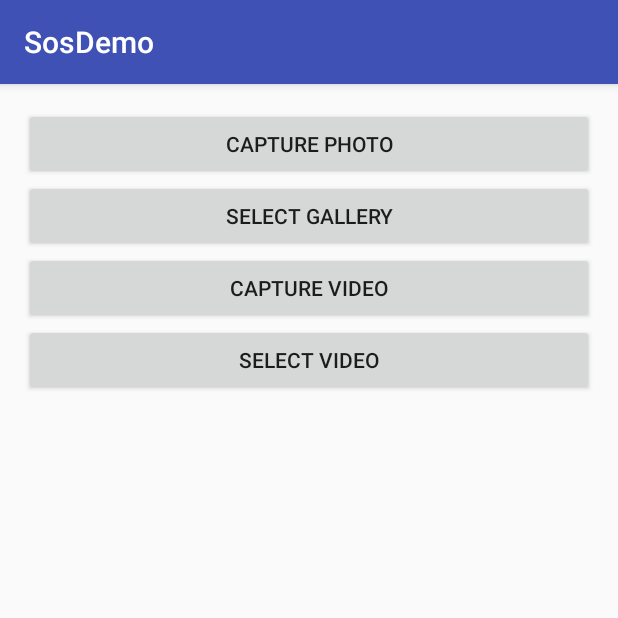
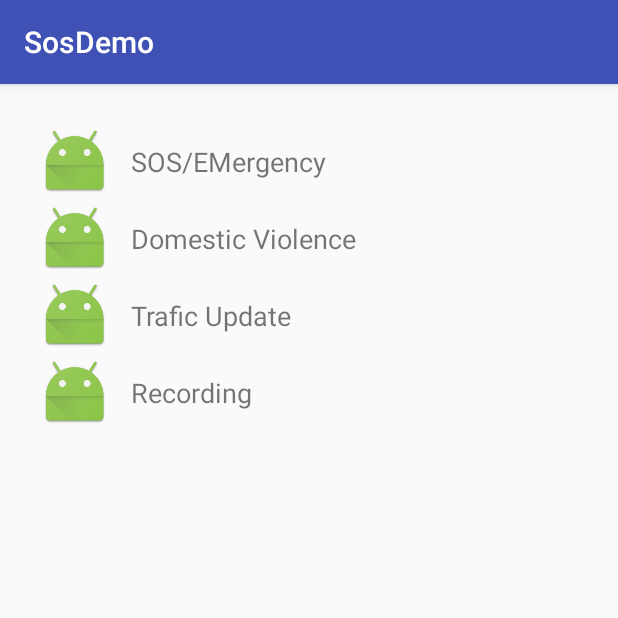
Before and after one commit to Ankit77/SosDemo, an Android app: the screen it shows after launch (MainActivity), on a phone screen of 412 x 824 dp, the top half of it. Run offline under Robolectric (Android 15) with nearby library versions, the phone set to English and light mode, and no system bars; our stand-ins replace sdp/ssp sizes; libraries missing offline, so code that uses them is left out: android.support.v13; 6 statements that could not run were skipped.

```diff
--- a/app/build.gradle
+++ b/app/build.gradle
@@ -59,4 +59,7 @@ dependencies {
     testCompile 'junit:junit:4.12'
     compile 'com.android.support:support-v4:25.1.0'
     compile 'com.android.support:support-v13:25.1.0'
+    compile 'com.android.support:recyclerview-v7:25.1.0'
+    compile 'com.android.support:cardview-v7:25.1.0'
+    compile 'com.intuit.sdp:sdp-android:1.0.3'
 }
--- /dev/null
+++ b/app/src/main/java/app/sosdemo/adapter/DashboardAdapter.java
@@ -0,0 +1,90 @@
+package app.sosdemo.adapter;
+
+import android.content.Context;
+import android.os.SystemClock;
+import android.support.v7.widget.RecyclerView;
+import android.view.LayoutInflater;
+import android.view.View;
+import android.view.ViewGroup;
+import android.widget.ImageView;
+import android.widget.TextView;
+
+import java.util.List;
+
+import app.sosdemo.R;
+import app.sosdemo.model.ActionModel;
+
+/**
+ * Created by indianic on 30/01/17.
+ */
+
+public class DashboardAdapter extends RecyclerView.Adapter<DashboardAdapter.RecyclerViewHolders> {
+
+    private List<ActionModel> mList;
+    private Context context;
+    private long mLastClickTime = 0;
+    private onActionListner onactionListner;
+    private boolean isPairedevice;
+
+    public void setOnactionListner(onActionListner onactionListner) {
+        this.onactionListner = onactionListner;
+    }
+
+    public DashboardAdapter(Context context, List<ActionModel> list, boolean isPairedDevice) {
+        this.context = context;
+        this.mList = list;
+        this.isPairedevice = isPairedDevice;
+
+    }
+
+
+    @Override
+    public DashboardAdapter.RecyclerViewHolders onCreateViewHolder(ViewGroup parent, int viewType) {
+        View layoutView;
+        layoutView = LayoutInflater.from(parent.getContext()).inflate(R.layout.row_dashboard_adapter, parent, false);
+        return new RecyclerViewHolders(layoutView);
+    }
+
+    @Override
+    public void onBindViewHolder(DashboardAdapter.RecyclerViewHolders holder, final int position) {
+
+        holder.tvCaption.setText(mList.get(position).getCaption());
+        holder.tvCaption.setOnClickListener(new View.OnClickListener() {
+            @Override
+            public void onClick(View view) {
+
+                if (SystemClock.elapsedRealtime() - mLastClickTime < 1000) {
+                    return;
+                }
+                mLastClickTime = SystemClock.elapsedRealtime();
+                if (onactionListner != null) {
+                    onactionListner.onClick(mList.get(position).getAction());
+                }
+
+            }
+        });
+    }
+
+    @Override
+    public int getItemCount() {
+        return mList.size();
+    }
+
+    class RecyclerViewHolders extends RecyclerView.ViewHolder {
+
+        ImageView ivImage;
+        TextView tvCaption;
+
+        RecyclerViewHolders(View itemView) {
+            super(itemView);
+            ivImage = (ImageView) itemView.findViewById(R.id.row_dashboard_iv_image);
+            tvCaption = (TextView) itemView.findViewById(R.id.row_dashboard_tv_name);
+
+        }
+    }
+
+    public interface onActionListner {
+        public void onClick(String action);
+
+    }
+}
--- a/app/src/main/java/app/sosdemo/fragment/MediaFragment.java
+++ b/app/src/main/java/app/sosdemo/fragment/MediaFragment.java
@@ -3,7 +3,9 @@ package app.sosdemo.fragment;
 import android.Manifest;
 import android.app.Activity;
 import android.app.Fragment;
+import android.app.ProgressDialog;
 import android.content.ComponentName;
+import android.content.DialogInterface;
 import android.content.Intent;
 import android.content.ServiceConnection;
 import android.content.pm.PackageManager;
@@ -15,12 +17,14 @@ import android.support.annotation.NonNull;
 import android.support.annotation.Nullable;
 import android.support.v13.app.FragmentCompat;
 import android.support.v4.content.ContextCompat;
+import android.support.v7.app.AlertDialog;
+import android.support.v7.widget.LinearLayoutManager;
+import android.support.v7.widget.RecyclerView;
 import android.text.TextUtils;
 import android.util.Log;
 import android.view.LayoutInflater;
 import android.view.View;
 import android.view.ViewGroup;
-import android.widget.Button;
 import android.widget.Toast;
 
 import com.lkland.util.FileUtils;
@@ -40,8 +44,11 @@ import com.lkland.videocompressor.video.IVideo;
 
 import java.io.File;
 import java.io.IOException;
+import java.util.ArrayList;
 
 import app.sosdemo.R;
+import app.sosdemo.adapter.DashboardAdapter;
+import app.sosdemo.model.ActionModel;
 import app.sosdemo.util.Constant;
 import app.sosdemo.util.GetFilePath;
 import app.sosdemo.util.Utils;
@@ -50,12 +57,8 @@ import app.sosdemo.util.Utils;
  * Created by indianic on 28/01/17.
  */
 
-public class MediaFragment extends Fragment implements View.OnClickListener, IQueueList {
+public class MediaFragment extends Fragment implements View.OnClickListener, IQueueList, DashboardAdapter.onActionListner {
     private View view;
-    private Button btnCapturePhoto;
-    private Button btnSelectPhoto;
-    private Button btnCaptureVideo;
-    private Button btnSelectVideo;
     //files
     private final String WRITE_PERMISSION = Manifest.permission.WRITE_EXTERNAL_STORAGE;
     public static final int REQUEST_WRITE_ACCESS = 1000;
@@ -65,14 +68,14 @@ public class MediaFragment extends Fragment implements View.OnClickListener, IQu
     private final int REQUEST_PICK_IMAGE = 333;
     private final int REQUEST_PICK_VIDEO = 444;
     private final int REQUEST_PICK_FILE = 555;
-    private final int REQUEST_CATEGORY_CODE = 666;
-    private final int REQUEST_TAG_CODE = 777;
 
     protected String filePath = null;
     protected String cameraFilePath;
     private QueuedFFmpegCompressor mCompressor;
-
-
+    private RecyclerView rvActionList;
+    private DashboardAdapter dashboardAdapter;
+    private ArrayList<ActionModel> actionList;
+    private ProgressDialog progressDialog;
     ServiceConnection conn = new ServiceConnection() {
 
         @Override
@@ -100,7 +103,7 @@ public class MediaFragment extends Fragment implements View.OnClickListener, IQu
     @Nullable
     @Override
     public View onCreateView(LayoutInflater inflater, ViewGroup container, Bundle savedInstanceState) {
-        view = inflater.inflate(R.layout.fragment_media, null);
+        view = inflater.inflate(R.layout.fragment_dashboard, null);
         init();
         return view;
 
@@ -131,6 +134,9 @@ public class MediaFragment extends Fragment implements View.OnClickListener, IQu
         this.getActivity().runOnUiThread(new Runnable() {
             @Override
             public void run() {
+                if (progressDialog != null && progressDialog.isShowing()) {
+                    progressDialog.dismiss();
+                }
                 Log.d("FINISH", "FINISH");
             }
         });
@@ -166,11 +172,28 @@ public class MediaFragment extends Fragment implements View.OnClickListener, IQu
 
 
     private void init() {
-        btnCapturePhoto = (Button) view.findViewById(R.id.btn_capturePhoto);
-        btnSelectPhoto = (Button) view.findViewById(R.id.btn_selectphoto);
-        btnCaptureVideo = (Button) view.findViewById(R.id.btn_capturevideo);
-        btnSelectVideo = (Button) view.findViewById(R.id.btn_selectvideo);
-        btnCapturePhoto.setOnClickListener(this);
+        rvActionList = (RecyclerView) view.findViewById(R.id.fragment_dashboard_rv_actionlist);
+        if (isWritePermission()) {
+            loadDashboardAdapter();
+        }
+    }
+
+
+    private void loadDashboardAdapter() {
+        loadActiondata();
+        dashboardAdapter = new DashboardAdapter(getActivity(), actionList, false);
+        dashboardAdapter.setOnactionListner(this);
+        RecyclerView.LayoutManager mLayoutManager = new LinearLayoutManager(getActivity());
+        rvActionList.setLayoutManager(mLayoutManager);
+        rvActionList.setAdapter(dashboardAdapter);
+    }
+
+    private void loadActiondata() {
+        actionList = new ArrayList<>();
+        actionList.add(new ActionModel("SOS/EMergency", "VIDEO"));
+        actionList.add(new ActionModel("Domestic Violence", "VIDEO"));
+        actionList.add(new ActionModel("Trafic Update", "IMAGE"));
+        actionList.add(new ActionModel("Recording", "AUDIO"));
     }
 
     private void chooseImageFileFromStorage() {
@@ -237,14 +260,14 @@ public class MediaFragment extends Fragment implements View.OnClickListener, IQu
                     }
                 } else if (requestCode == REQUEST_CAPTURE_VIDEO) {
                     try {
-                        if (!TextUtils.isEmpty(cameraFilePath)) {
+
+                        if (!TextUtils.isEmpty(filePath)) {
+                            progressDialog = Utils.displayProgressDialog(getActivity());
                             final Uri uri = Uri.fromFile(new File(cameraFilePath));
                             filePath = GetFilePath.getPath(getActivity(), uri);
                             String outPath = FileUtils.createFolderInExternalStorageDirectory("VideoCompressor");
-                            String outName = "test";
-                            String outSize = "4";
-                            if (!TextUtils.isEmpty(filePath)) {
-
+                            String outName = "video_" + System.currentTimeMillis();
+                            String outSize = Constant.VIDEO_SIZE;
                             ValidationFactory validationFactory = new ValidationFactory();
                             int ret = validationFactory.getValidator(filePath, outPath, outName, outSize).validate();
                             if (ret != AbstractCompressionOptionsValidator.PASS) {
@@ -259,7 +282,7 @@ public class MediaFragment extends Fragment implements View.OnClickListener, IQu
                             intent.putExtra(CompressionService.TAG_DATA_OUTPUT_FILE_NAME, outName);
                             intent.putExtra(CompressionService.TAG_DATA_OUTPUT_FILE_SIZE, outSize);
                             MediaFragment.this.getActivity().startService(intent);
-                            }
+
                         }
                     } catch (Exception e) {
                         e.printStackTrace();
@@ -279,6 +302,26 @@ public class MediaFragment extends Fragment implements View.OnClickListener, IQu
                         }
                     } else if (requestCode == REQUEST_PICK_VIDEO) {
                         if (!TextUtils.isEmpty(filePath)) {
+                            progressDialog = Utils.displayProgressDialog(getActivity());
+                            final Uri uri = Uri.fromFile(new File(filePath));
+                            filePath = GetFilePath.getPath(getActivity(), uri);
+                            String outPath = FileUtils.createFolderInExternalStorageDirectory("VideoCompressor");
+                            String outName = "video_" + System.currentTimeMillis();
+                            String outSize = Constant.VIDEO_SIZE;
+                            ValidationFactory validationFactory = new ValidationFactory();
+                            int ret = validationFactory.getValidator(filePath, outPath, outName, outSize).validate();
+                            if (ret != AbstractCompressionOptionsValidator.PASS) {
+                                //tvErrorMsg.setText(validationFactory.getErrorMsgPresenter().present(ret));
+                                return;
+                            }
+
+                            Intent intent = new Intent(MediaFragment.this.getActivity(), CompressionService.class);
+                            intent.putExtra(CompressionService.TAG_ACTION, CompressionService.FLAG_ACTION_ADD_VIDEO);
+                            intent.putExtra(CompressionService.TAG_DATA_INPUT_FILE_PATH, filePath);
+                            intent.putExtra(CompressionService.TAG_DATA_OUTPUT_FILE_PATH, outPath);
+                            intent.putExtra(CompressionService.TAG_DATA_OUTPUT_FILE_NAME, outName);
+                            intent.putExtra(CompressionService.TAG_DATA_OUTPUT_FILE_SIZE, outSize);
+                            MediaFragment.this.getActivity().startService(intent);
                         }
                     }
                 }
@@ -376,7 +419,7 @@ public class MediaFragment extends Fragment implements View.OnClickListener, IQu
             if (grantResults.length == 1 && grantResults[0] == PackageManager.PERMISSION_GRANTED) {
                 // write permission has been granted
                 Log.i("Permission", "permission has now been granted. Showing preview.");
-                captureImage();
+                loadDashboardAdapter();
             } else {
                 Log.i("Permission", "permission was NOT granted.");
                 Toast.makeText(getActivity(), "msg_write_permission_needed", Toast.LENGTH_LONG).show();
@@ -390,12 +433,64 @@ public class MediaFragment extends Fragment implements View.OnClickListener, IQu
 
     @Override
     public void onClick(View view) {
-        if (view == btnCapturePhoto) {
-            if (isWritePermission()) {
-                captureVideo();
+
     }
+
+
+    @Override
+    public void onClick(String action) {
+        if (action.equalsIgnoreCase(Constant.TYPE_VIDEO)) {
+            selectVideoOption();
+        } else if (action.equalsIgnoreCase(Constant.TYPE_AUDIO)) {
+            selectImageOption();
+        } else {
+
         }
     }
 
 
+    private void selectImageOption() {
+
+        final CharSequence[] options = {"Take Photo", "Choose from Gallery", "Cancel"};
+
+        AlertDialog.Builder builder = new AlertDialog.Builder(getActivity());
+        builder.setTitle("Add Photo!");
+        builder.setItems(options, new DialogInterface.OnClickListener() {
+            @Override
+            public void onClick(DialogInterface dialog, int item) {
+                if (item == 0) {
+                    captureImage();
+                } else if (item == 1) {
+                    chooseImageFileFromStorage();
+
+                } else if (options[item].equals("Cancel")) {
+                    dialog.dismiss();
                 }
+            }
+        });
+        builder.show();
+    }
+
+
+    private void selectVideoOption() {
+
+        final CharSequence[] options = {"Take Video", "Choose from Gallery", "Cancel"};
+
+        AlertDialog.Builder builder = new AlertDialog.Builder(getActivity());
+        builder.setTitle("Add Photo!");
+        builder.setItems(options, new DialogInterface.OnClickListener() {
+            @Override
+            public void onClick(DialogInterface dialog, int item) {
+                if (item == 0) {
+                    captureVideo();
+                } else if (item == 1) {
+                    chooseVideoFileFromStorage();
+
+                } else if (options[item].equals("Cancel")) {
+                    dialog.dismiss();
+                }
+            }
+        });
+        builder.show();
+    }
+}
--- /dev/null
+++ b/app/src/main/java/app/sosdemo/model/ActionModel.java
@@ -0,0 +1,31 @@
+package app.sosdemo.model;
+
+/**
+ * Created by indianic on 30/01/17.
+ */
+
+public class ActionModel {
+    private String Caption;
+    private String Action;
+
+    public ActionModel(String caption, String action) {
+        Caption = caption;
+        Action = action;
+    }
+
+    public String getCaption() {
+        return Caption;
+    }
+
+    public void setCaption(String caption) {
+        Caption = caption;
+    }
+
+    public String getAction() {
+        return Action;
+    }
+
+    public void setAction(String action) {
+        Action = action;
+    }
+}
--- a/app/src/main/java/app/sosdemo/util/Constant.java
+++ b/app/src/main/java/app/sosdemo/util/Constant.java
@@ -7,4 +7,8 @@ package app.sosdemo.util;
 public class Constant {
     public static final String IMAGE_EXTENSION = ".jpg";
     public static final String VIDEO_EXTENSION = ".mp4";
+    public static final String TYPE_VIDEO = "VIDEO";
+    public static final String TYPE_IMAGE = "IMAGE";
+    public static final String TYPE_AUDIO = "AUDIO";
+    public static final String VIDEO_SIZE = "4";
 }
--- /dev/null
+++ b/app/src/main/res/layout/fragment_dashboard.xml
@@ -0,0 +1,36 @@
+<?xml version="1.0" encoding="utf-8"?>
+<LinearLayout xmlns:android="http://schemas.android.com/apk/res/android"
+    android:layout_width="match_parent"
+    android:layout_height="match_parent"
+    android:orientation="vertical">
+
+    <android.support.v7.widget.RecyclerView
+        android:id="@+id/fragment_dashboard_rv_actionlist"
+        android:layout_width="match_parent"
+        android:layout_height="wrap_content"
+        android:layout_margin="10dp" />
+
+    <!--<Button-->
+    <!--android:id="@+id/btn_capturePhoto"-->
+    <!--android:layout_width="match_parent"-->
+    <!--android:layout_height="wrap_content"-->
+    <!--android:text="Capture Photo" />-->
+
+    <!--<Button-->
+    <!--android:id="@+id/btn_selectphoto"-->
+    <!--android:layout_width="match_parent"-->
+    <!--android:layout_height="wrap_content"-->
+    <!--android:text="Select Gallery" />-->
+
+    <!--<Button-->
+    <!--android:id="@+id/btn_capturevideo"-->
+    <!--android:layout_width="match_parent"-->
+    <!--android:layout_height="wrap_content"-->
+    <!--android:text="Capture Video" />-->
+
+    <!--<Button-->
+    <!--android:id="@+id/btn_selectvideo"-->
+    <!--android:layout_width="match_parent"-->
+    <!--android:layout_height="wrap_content"-->
+    <!--android:text="Select Video" />-->
+</LinearLayout>
--- a/app/src/main/res/layout/fragment_media.xml
+++ /dev/null
@@ -1,30 +0,0 @@
-<?xml version="1.0" encoding="utf-8"?>
-<LinearLayout xmlns:android="http://schemas.android.com/apk/res/android"
-    android:layout_width="match_parent"
-    android:layout_height="match_parent"
-    android:orientation="vertical">
-
-    <Button
-        android:id="@+id/btn_capturePhoto"
-        android:layout_width="match_parent"
-        android:layout_height="wrap_content"
-        android:text="Capture Photo" />
-
-    <Button
-        android:id="@+id/btn_selectphoto"
-        android:layout_width="match_parent"
-        android:layout_height="wrap_content"
-        android:text="Select Gallery" />
-
-    <Button
-        android:id="@+id/btn_capturevideo"
-        android:layout_width="match_parent"
-        android:layout_height="wrap_content"
-        android:text="Capture Video" />
-
-    <Button
-        android:id="@+id/btn_selectvideo"
-        android:layout_width="match_parent"
-        android:layout_height="wrap_content"
-        android:text="Select Video" />
-</LinearLayout>
--- /dev/null
+++ b/app/src/main/res/layout/row_dashboard_adapter.xml
@@ -0,0 +1,27 @@
+<?xml version="1.0" encoding="utf-8"?>
+<LinearLayout xmlns:android="http://schemas.android.com/apk/res/android"
+    android:layout_width="match_parent"
+    android:layout_height="wrap_content"
+    android:orientation="vertical">
+
+    <LinearLayout
+        android:layout_width="match_parent"
+        android:layout_height="wrap_content"
+        android:orientation="horizontal"
+        android:gravity="center_vertical">
+
+        <ImageView
+            android:id="@+id/row_dashboard_iv_image"
+            android:layout_width="wrap_content"
+            android:layout_height="wrap_content"
+            android:src="@mipmap/ic_launcher"/>
+
+        <TextView
+            android:id="@+id/row_dashboard_tv_name"
+            android:layout_width="wrap_content"
+            android:layout_height="wrap_content"
+            android:layout_margin="@dimen/_10sdp"
+            android:textSize="@dimen/_14sdp"
+            android:text="button"/>
+    </LinearLayout>
+</LinearLayout>
```
Also changed, not shown: app/src/main/java/app/sosdemo/util/WriteLog.java (added, +29 -0 lines). Lines whose indentation alone changed are shown as unchanged.
